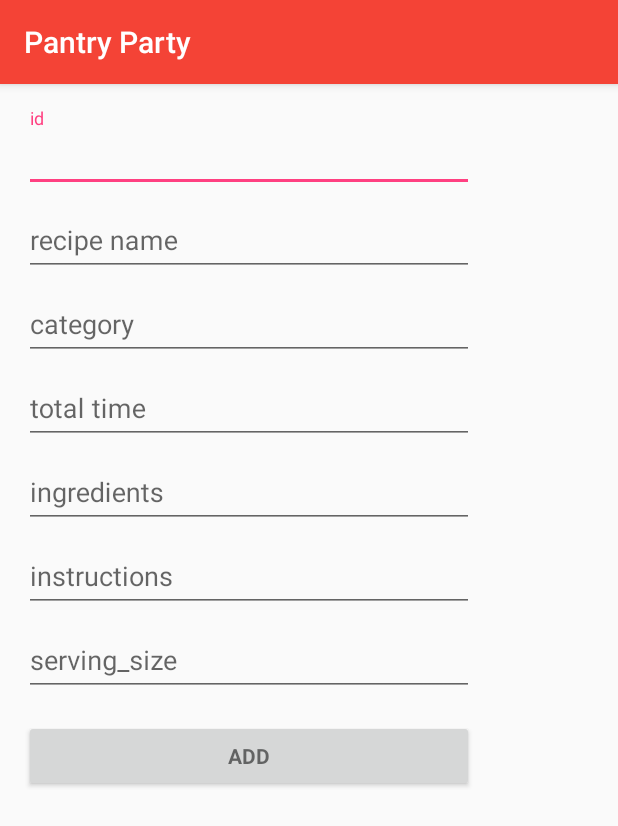
After one commit to floydml1/CS4800-Pantry-Party, an Android app: the TestAddActivity screen opened directly, with no data from a screen before it, on a phone screen of 412 x 824 dp. The commit adds this screen. Shown: the top 826 px of the screen. Run offline under Robolectric (Android 15) with nearby library versions, the phone set to English and light mode, and no system bars.

Commit message:
Working test page and working Recipe database with add, find, and delete

```diff
--- a/app/src/main/AndroidManifest.xml
+++ b/app/src/main/AndroidManifest.xml
@@ -27,6 +27,8 @@
             android:name=".TacoRecipe"
             android:label="@string/title_activity_taco_recipe"
             android:theme="@style/AppTheme.NoActionBar" />
+        <activity android:name=".TestActivity" />
+        <activity android:name=".TestAddActivity"></activity>
     </application>
 
 </manifest>
--- /dev/null
+++ b/app/src/main/java/com/bignerdranch/android/pantryparty/TestAddActivity.java
@@ -0,0 +1,71 @@
+package com.bignerdranch.android.pantryparty;
+
+import android.content.Intent;
+import android.os.Build;
+import android.support.v7.app.AppCompatActivity;
+import android.os.Bundle;
+import android.view.Gravity;
+import android.view.KeyEvent;
+import android.view.View;
+import android.view.inputmethod.EditorInfo;
+import android.widget.AutoCompleteTextView;
+import android.widget.Button;
+import android.widget.EditText;
+import android.widget.TextView;
+import android.widget.Toast;
+
+public class TestAddActivity extends AppCompatActivity {
+
+
+    // UI references.
+    private EditText mIdView;
+    private EditText mRecipeNameView;
+    private EditText mCategoryView;
+    private EditText mTotalTimeView;
+    private EditText mIngredientsView;
+    private EditText mInstructionsView;
+    private EditText mServingSizeView;
+
+
+    @Override
+    protected void onCreate(Bundle savedInstanceState) {
+        super.onCreate(savedInstanceState);
+        setContentView(R.layout.activity_test_add);
+
+        // Set up the test form.
+        mIdView = (EditText) findViewById(R.id.id);
+        mRecipeNameView = (EditText) findViewById(R.id.recipe_name);
+        mCategoryView = (EditText) findViewById(R.id.category);
+        mTotalTimeView = (EditText) findViewById(R.id.total_time);
+        mIngredientsView = (EditText) findViewById(R.id.ingredients);
+        mInstructionsView = (EditText) findViewById(R.id.instructions);
+        mServingSizeView = (EditText) findViewById(R.id.serving_size);
+
+        Button mTestAddButton = (Button) findViewById(R.id.test2_add_button);
+        mTestAddButton.setOnClickListener(new View.OnClickListener() {
+            @Override
+            public void onClick(View view) {
+                add(view);
+            }
+        });
+
+    }
+
+    //brings you to a page where the actual add will be used
+    public void add(View view) {
+
+        RecipeDBHandler dbHandler = new RecipeDBHandler(this, null, null, 1);
+
+        Recipe recipe =
+                new Recipe(Integer.parseInt(mIdView.getText().toString()),
+                        mRecipeNameView.getText().toString(),
+                        mCategoryView.getText().toString(),
+                        Integer.parseInt(mTotalTimeView.getText().toString()),
+                        mIngredientsView.getText().toString(),
+                        mInstructionsView.getText().toString(),
+                        Integer.parseInt(mServingSizeView.getText().toString()));
+
+        dbHandler.addRecipe(recipe);
+    }
+
+}
--- /dev/null
+++ b/app/src/main/res/layout/activity_test_add.xml
@@ -0,0 +1,159 @@
+<?xml version="1.0" encoding="utf-8"?>
+<LinearLayout xmlns:android="http://schemas.android.com/apk/res/android"
+    xmlns:app="http://schemas.android.com/apk/res-auto"
+    xmlns:tools="http://schemas.android.com/tools"
+    android:layout_width="wrap_content"
+    android:layout_height="wrap_content"
+    android:gravity="center_horizontal"
+    android:orientation="vertical"
+    android:paddingLeft="@dimen/activity_horizontal_margin"
+    android:paddingTop="@dimen/activity_vertical_margin"
+    android:paddingRight="@dimen/activity_horizontal_margin"
+    android:paddingBottom="@dimen/activity_vertical_margin"
+    tools:context=".TestAddActivity">
+
+    <!-- Login progress -->
+    <ProgressBar
+        android:id="@+id/test_progress"
+        style="?android:attr/progressBarStyleLarge"
+        android:layout_width="wrap_content"
+        android:layout_height="wrap_content"
+        android:layout_marginBottom="8dp"
+        android:visibility="gone" />
+
+    <ScrollView
+        android:id="@+id/login_form"
+        android:layout_width="match_parent"
+        android:layout_height="match_parent">
+
+        <LinearLayout
+            android:id="@+id/email_login_form"
+            android:layout_width="match_parent"
+            android:layout_height="wrap_content"
+            android:orientation="vertical">
+
+            <android.support.design.widget.TextInputLayout
+                android:layout_width="match_parent"
+                android:layout_height="wrap_content">
+
+                <EditText
+                    android:id="@+id/id"
+                    android:layout_width="match_parent"
+                    android:layout_height="wrap_content"
+                    android:baselineAligned="false"
+                    android:hint="@string/prompt_test_id"
+                    android:inputType="textFilter"
+                    android:maxLines="1"
+                    android:singleLine="true" />
+
+            </android.support.design.widget.TextInputLayout>
+
+            <android.support.design.widget.TextInputLayout
+                android:layout_width="match_parent"
+                android:layout_height="wrap_content">
+
+                <EditText
+                    android:id="@+id/recipe_name"
+                    android:layout_width="match_parent"
+                    android:layout_height="wrap_content"
+                    android:hint="@string/prompt_test_recipe_name"
+                    android:inputType="textFilter"
+                    android:maxLines="1"
+                    android:singleLine="true" />
+
+            </android.support.design.widget.TextInputLayout>
+
+            <android.support.design.widget.TextInputLayout
+                android:layout_width="match_parent"
+                android:layout_height="wrap_content">
+
+                <EditText
+                    android:id="@+id/category"
+                    android:layout_width="match_parent"
+                    android:layout_height="wrap_content"
+                    android:hint="@string/prompt_test_category"
+                    android:inputType="textFilter"
+                    android:maxLines="1"
+                    android:singleLine="true" />
+
+            </android.support.design.widget.TextInputLayout>
+
+            <android.support.design.widget.TextInputLayout
+                android:layout_width="match_parent"
+                android:layout_height="wrap_content">
+
+                <EditText
+                    android:id="@+id/total_time"
+                    android:layout_width="match_parent"
+                    android:layout_height="wrap_content"
+                    android:hint="@string/prompt_test_total_time"
+                    android:inputType="textFilter"
+                    android:maxLines="1"
+                    android:singleLine="true" />
+
+            </android.support.design.widget.TextInputLayout>
+
+            <android.support.design.widget.TextInputLayout
+                android:layout_width="match_parent"
+                android:layout_height="wrap_content">
+
+                <EditText
+                    android:id="@+id/ingredients"
+                    android:layout_width="match_parent"
+                    android:layout_height="wrap_content"
+                    android:hint="@string/prompt_test_ingredients"
+                    android:inputType="textFilter"
+                    android:maxLines="1"
+                    android:singleLine="true" />
+
+            </android.support.design.widget.TextInputLayout>
+
+            <android.support.design.widget.TextInputLayout
+                android:layout_width="match_parent"
+                android:layout_height="wrap_content">
+
+                <EditText
+                    android:id="@+id/instructions"
+                    android:layout_width="match_parent"
+                    android:layout_height="wrap_content"
+                    android:hint="@string/prompt_test_instructions"
+                    android:inputType="textFilter"
+                    android:maxLines="1"
+                    android:singleLine="true" />
+
+            </android.support.design.widget.TextInputLayout>
+
+            <android.support.design.widget.TextInputLayout
+                android:layout_width="match_parent"
+                android:layout_height="wrap_content">
+
+                <EditText
+                    android:id="@+id/serving_size"
+                    android:layout_width="match_parent"
+                    android:layout_height="wrap_content"
+                    android:hint="@string/prompt_test_serving_size"
+                    android:inputType="textFilter"
+                    android:maxLines="1"
+                    android:singleLine="true" />
+
+            </android.support.design.widget.TextInputLayout>
+
+            <LinearLayout
+                android:layout_width="wrap_content"
+                android:layout_height="wrap_content"
+                android:orientation="horizontal"
+                android:layout_gravity="center" >
+                <Button
+                    android:id="@+id/test2_add_button"
+                    style="?android:textAppearanceSmall"
+                    android:layout_width="300dp"
+                    android:layout_height="wrap_content"
+                    android:text="@string/action_test_add"
+                    android:layout_marginTop="16dp"
+                    android:textStyle="bold"/>
+            </LinearLayout>
+
+        </LinearLayout>
+    </ScrollView>
+
+</LinearLayout>
--- a/app/src/main/res/values/strings.xml
+++ b/app/src/main/res/values/strings.xml
@@ -4,9 +4,25 @@
     <!-- Strings related to login -->
     <string name="prompt_email">Email</string>
     <string name="prompt_password">Password</string>
+    <string name="prompt_test_input">Test Input</string> //test
+    <string name="prompt_test_column">Test Column</string> //test
+
+    <string name="prompt_test_id">id</string> //test
+    <string name="prompt_test_recipe_name">recipe name</string> //test
+    <string name="prompt_test_category">category</string> //test
+    <string name="prompt_test_total_time">total time</string> //test
+    <string name="prompt_test_ingredients">ingredients</string> //test
+    <string name="prompt_test_instructions">instructions</string> //test
+    <string name="prompt_test_serving_size">serving_size</string> //test
+
     <string name="action_sign_in">Sign in or register</string>
     <string name="action_register">Register</string>
     <string name="action_sign_in_short">Sign in</string>
+    <string name="action_test_add">Add</string> //test
+    <string name="action_test_search">Search</string> //test
+    <string name="action_test_remove">Remove</string> //test
+    <string name="wrong_format_toast">Must be an "id" to remove</string> //test
+    <string name="correct_delete">Deleted Successfully</string> //test
     <string name="correct_toast">Match Found</string>
     <string name="incorrect_toast">No Match Found</string>
     <string name="wrong_pass_toast">Incorrect Password</string>
```
Also changed, not shown: app/src/main/java/com/bignerdranch/android/pantryparty/LoginActivity.java (+7 -2 lines), app/src/main/java/com/bignerdranch/android/pantryparty/Recipe.java (added, +82 -0 lines), app/src/main/java/com/bignerdranch/android/pantryparty/RecipeDBHandler.java (added, +150 -0 lines), app/src/main/java/com/bignerdranch/android/pantryparty/TestActivity.java (added, +126 -0 lines), app/src/main/res/layout/activity_test.xml (added, +99 -0 lines), 1046 other files.
